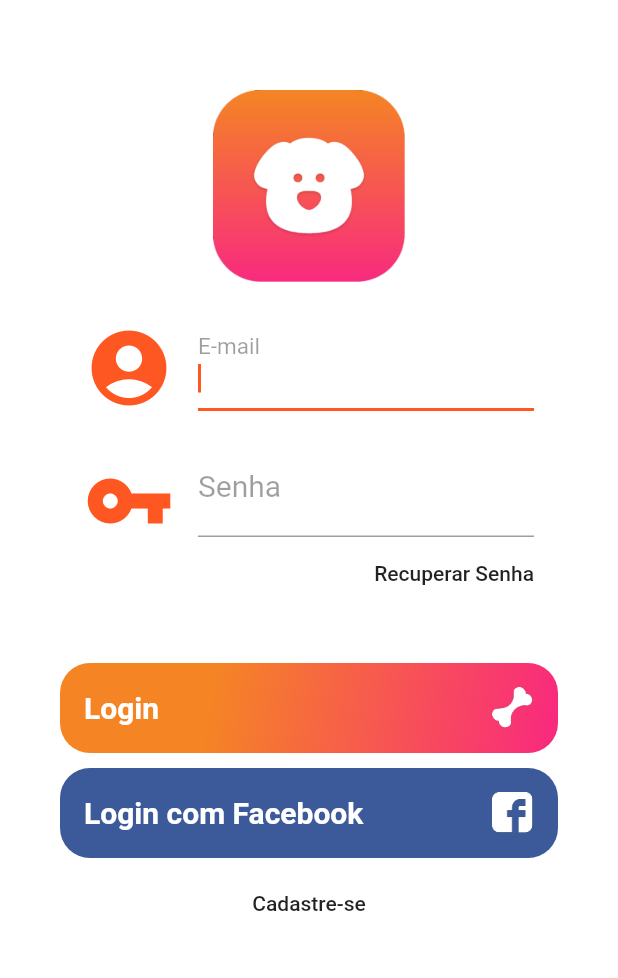
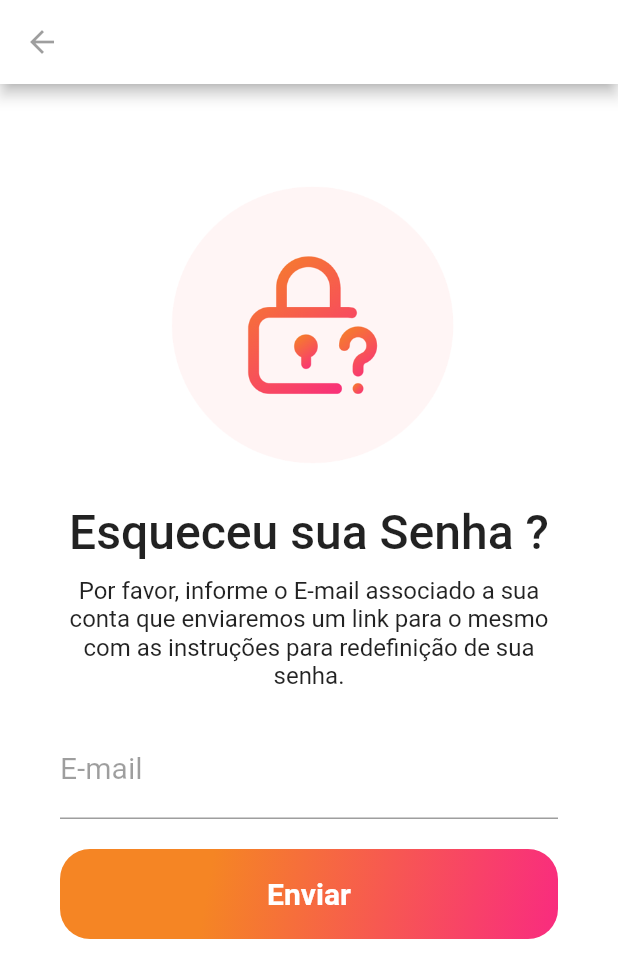
Before and after one commit to JefersonTS/projeto-de-tela-de-login, a Flutter app: the screen it shows after launch, after a tap on "Recuperar Senha", on a phone screen of 412 x 824 dp. Shown: the top 978 px of the screen. Run offline on Flutter 3.47's test engine with Material 2 defaults, Android fonts, the phone set to English and light mode, and no system bars.

Commit message:
Finalizando a tela de Recuperação de Senha

```diff
--- a/lib/pages/login.page.dart
+++ b/lib/pages/login.page.dart
@@ -1,4 +1,5 @@
 import 'package:flutter/material.dart';
+import 'package:tele_de_login/pages/reset-password.page.dart';
 
 class LoginPage extends StatelessWidget {
   @override
@@ -62,7 +63,14 @@ class LoginPage extends StatelessWidget {
                 child: Text(
                   "Recuperar Senha",
                 ),
-                onPressed: () {},
+                onPressed: () {
+                  Navigator.push(
+                    context,
+                    MaterialPageRoute(
+                      builder: (context) => ResetPasswordPage(),
+                    ),
+                  );
+                },
               ),
             ),
             SizedBox(
--- /dev/null
+++ b/lib/pages/reset-password.page.dart
@@ -0,0 +1,112 @@
+import 'dart:convert';
+
+import 'package:flutter/material.dart';
+
+class ResetPasswordPage extends StatelessWidget {
+  @override
+  Widget build(BuildContext context) {
+    return Scaffold(
+      appBar: AppBar(
+        backgroundColor: Colors.white,
+        leading: IconButton(
+          icon: Icon(Icons.arrow_back),
+          color: Colors.black38,
+          onPressed: () => Navigator.pop(context, false),
+        ),
+      ),
+      body: Container(
+        padding: EdgeInsets.only(
+          top: 60,
+          left: 40,
+          right: 40,
+        ),
+        color: Colors.white,
+        child: ListView(
+          children: <Widget>[
+            SizedBox(
+              width: 200,
+              height: 200,
+              child: Image.asset("assets/reset-password-icon.png"),
+            ),
+            SizedBox(
+              height: 20,
+            ),
+            Text(
+              "Esqueceu sua Senha ?",
+              style: TextStyle(
+                fontSize: 32,
+                fontWeight: FontWeight.w500,
+              ),
+              textAlign: TextAlign.center,
+            ),
+            SizedBox(
+              height: 10,
+            ),
+            Text(
+              "Por favor, informe o E-mail associado a sua conta que enviaremos um link para o mesmo com as instruções para redefinição de sua senha.",
+              style: TextStyle(
+                fontSize: 16,
+                fontWeight: FontWeight.w400,
+              ),
+              textAlign: TextAlign.center,
+            ),
+            SizedBox(
+              height: 20,
+            ),
+            TextFormField(
+              keyboardType: TextInputType.emailAddress,
+              decoration: InputDecoration(
+                labelText: "E-mail",
+                labelStyle: TextStyle(
+                  color: Colors.black38,
+                  fontWeight: FontWeight.w400,
+                  fontSize: 20,
+                ),
+              ),
+              style: TextStyle(
+                fontSize: 20,
+              ),
+            ),
+            SizedBox(
+              height: 20,
+            ),
+            Container(
+              height: 60,
+              alignment: Alignment.centerLeft,
+              decoration: BoxDecoration(
+                gradient: LinearGradient(
+                  begin: Alignment.topLeft,
+                  end: Alignment.bottomRight,
+                  stops: [0.3, 1],
+                  colors: [
+                    Color(0xfff58524),
+                    Color(0xfff92b7f),
+                  ],
+                ),
+                borderRadius: BorderRadius.all(
+                  Radius.circular(20),
+                ),
+              ),
+              child: SizedBox.expand(
+                child: FlatButton(
+                  child: Text(
+                    "Enviar",
+                    style: TextStyle(
+                      fontWeight: FontWeight.bold,
+                      color: Colors.white,
+                      fontSize: 20,
+                    ),
+                    textAlign: TextAlign.center,
+                  ), onPressed: () {},
+                )
+              ),
+            ),
+            SizedBox(
+              height: 20,
+            ),
+          ],
+        ),
+      ),
+    );
+  }
+}
```
